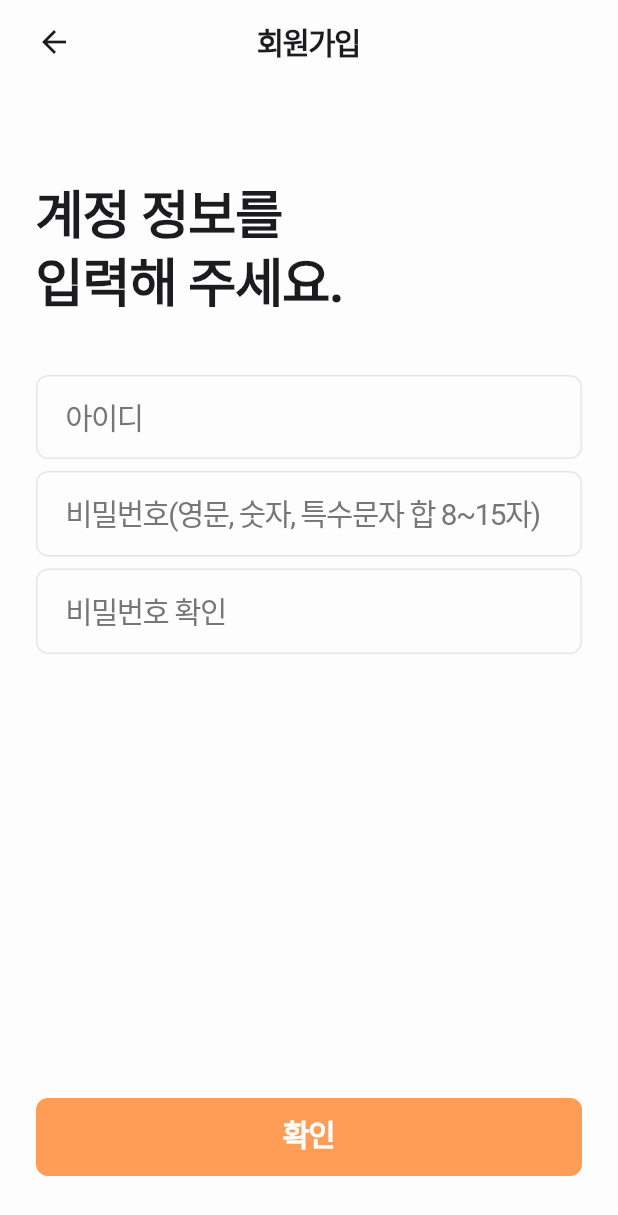
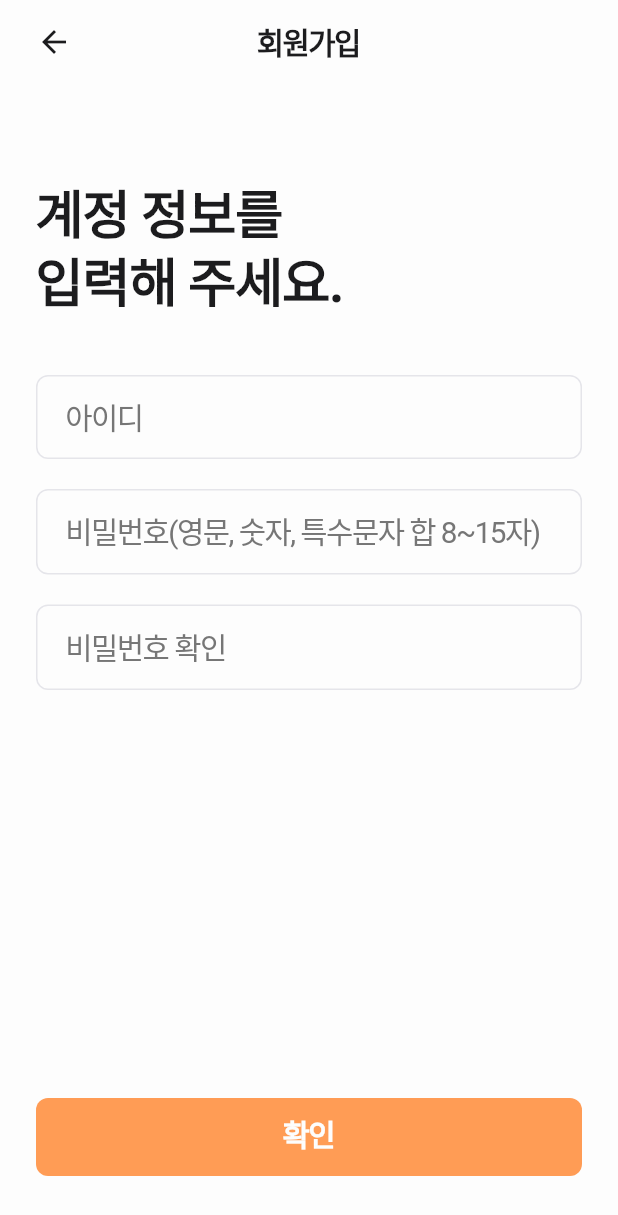
Before and after one commit to yeongwooCho/all_one_food, a Flutter app: the CertificationScreen screen opened by its route, after a tap on "인증번호 전송", after a tap on "인증번호 확인", on a phone screen of 412 x 824 dp. Shown: the top 1215 px of the screen. Run offline on Flutter 3.47's test engine with Material 3 defaults, Android fonts, the phone set to English and light mode, and no system bars; our stand-ins replace flutter_riverpod, fluttertoast, go_router, loading_animation_widget, phosphor_flutter; Roboto replaces fonts that are missing (Pretendard); project files that could hold a hidden picture were left out.

```diff
--- a/lib/user/view/certification_screen.dart
+++ b/lib/user/view/certification_screen.dart
@@ -1,6 +1,6 @@
 import 'package:all_one_food/common/component/custom_text_form_field.dart';
+import 'package:all_one_food/common/component/default_button.dart';
 import 'package:all_one_food/common/component/show/show_custom_toast.dart';
-import 'package:all_one_food/common/const/button_style.dart';
 import 'package:all_one_food/common/const/text_styles.dart';
 import 'package:all_one_food/common/layout/default_app_bar.dart';
 import 'package:all_one_food/common/layout/default_layout.dart';
@@ -25,6 +25,7 @@ class _CertificationScreenState extends State<CertificationScreen> {
   Widget build(BuildContext context) {
     return DefaultLayout(
       appbar: const DefaultAppBar(title: '회원가입'),
+      child: SingleChildScrollView(
         child: Padding(
           padding: const EdgeInsets.symmetric(horizontal: 24.0, vertical: 40.0),
           child: Column(
@@ -44,7 +45,7 @@ class _CertificationScreenState extends State<CertificationScreen> {
                   return null;
                 },
               ),
-            const SizedBox(height: 8.0),
+              const SizedBox(height: 20.0),
               Row(
                 children: [
                   Expanded(
@@ -59,21 +60,20 @@ class _CertificationScreenState extends State<CertificationScreen> {
                     ),
                   ),
                   const SizedBox(width: 8.0),
-                ElevatedButton(
+                  SecondaryButton(
                     onPressed: () {
                       showCustomToast(context, msg: '인증번호가 전송되었습니다.');
                       setState(() {
                         isPushCertification = true;
                       });
                     },
-                  style: MyButtonStyle.secondary,
                     child: isPushCertification
                         ? const Text('재 전송')
                         : const Text('인증번호 전송'),
                   ),
                 ],
               ),
-            const SizedBox(height: 8.0),
+              const SizedBox(height: 4.0),
               Visibility(
                 visible: isPushCertification && !isDoneCertification,
                 child: Row(
@@ -90,11 +90,10 @@ class _CertificationScreenState extends State<CertificationScreen> {
                       ),
                     ),
                     const SizedBox(width: 8.0),
-                  ElevatedButton(
+                    SecondaryButton(
                       onPressed: () async {
                         context.goNamed(InputInfoScreen.routeName);
                       },
-                    style: MyButtonStyle.secondary,
                       child: const Text('인증번호 확인'),
                     ),
                   ],
@@ -103,6 +102,7 @@ class _CertificationScreenState extends State<CertificationScreen> {
             ],
           ),
         ),
+      ),
     );
   }
 }
--- a/lib/user/view/email_login_screen.dart
+++ b/lib/user/view/email_login_screen.dart
@@ -21,12 +21,10 @@ class EmailLoginScreen extends StatefulWidget {
 
 class _EmailLoginScreenState extends State<EmailLoginScreen> {
   bool isAutoLogin = true;
-  bool isLoading = false;
 
   @override
   Widget build(BuildContext context) {
     return DefaultLayout(
-      isLoading: isLoading,
       appbar: const DefaultAppBar(title: '이메일 로그인'),
       child: SingleChildScrollView(
         child: Padding(
@@ -48,14 +46,18 @@ class _EmailLoginScreenState extends State<EmailLoginScreen> {
                     hintText: "아이디",
                     onChanged: (String value) {},
                     onSaved: (String? newValue) {},
-                    validator: (String? value) {},
+                    validator: (String? value) {
+                      return null;
+                    },
                   ),
                   const SizedBox(height: 4.0),
                   CustomTextFormField(
                     hintText: "비밀번호",
                     onChanged: (String value) {},
                     onSaved: (String? newValue) {},
-                    validator: (String? value) {},
+                    validator: (String? value) {
+                      return null;
+                    },
                   ),
                   const SizedBox(height: 20.0),
                   PrimaryButton(
--- a/lib/user/view/input_info_screen.dart
+++ b/lib/user/view/input_info_screen.dart
@@ -18,7 +18,6 @@ class InputInfoScreen extends ConsumerStatefulWidget {
 }
 
 class _InputInfoScreenState extends ConsumerState<InputInfoScreen> {
-  bool isLoading = false;
   String? email;
   String? password;
   String? passwordCheck;
@@ -28,20 +27,11 @@ class _InputInfoScreenState extends ConsumerState<InputInfoScreen> {
   @override
   Widget build(BuildContext context) {
     return DefaultLayout(
-      isLoading: isLoading,
       appbar: const DefaultAppBar(title: '회원가입'),
       bottomNavigationBar: Padding(
         padding: const EdgeInsets.only(bottom: 40.0, right: 24.0, left: 24.0),
         child: PrimaryButton(
           onPressed: () async {
-            setState(() {
-              isLoading = true;
-            });
-            await Future.delayed(const Duration(seconds: 1));
-            setState(() {
-              isLoading = false;
-            });
-
             context.goNamed(
               CompletionScreen.routeName,
               pathParameters: {"title": "회원가입이\n정상적으로\n완료 되었습니다."},
@@ -72,7 +62,7 @@ class _InputInfoScreenState extends ConsumerState<InputInfoScreen> {
                 },
                 textInputType: TextInputType.emailAddress,
               ),
-              const SizedBox(height: 8.0),
+              const SizedBox(height: 20.0),
               CustomTextFormField(
                 hintText: '비밀번호(영문, 숫자, 특수문자 합 8~15자)',
                 obscureText: true,
@@ -83,7 +73,7 @@ class _InputInfoScreenState extends ConsumerState<InputInfoScreen> {
                 },
                 textInputType: TextInputType.text,
               ),
-              const SizedBox(height: 8.0),
+              const SizedBox(height: 20.0),
               CustomTextFormField(
                 hintText: '비밀번호 확인',
                 obscureText: true,
```
Also changed, not shown: lib/user/view/term_screen.dart (+6 -1 lines). Lines whose indentation alone changed are shown as unchanged.
